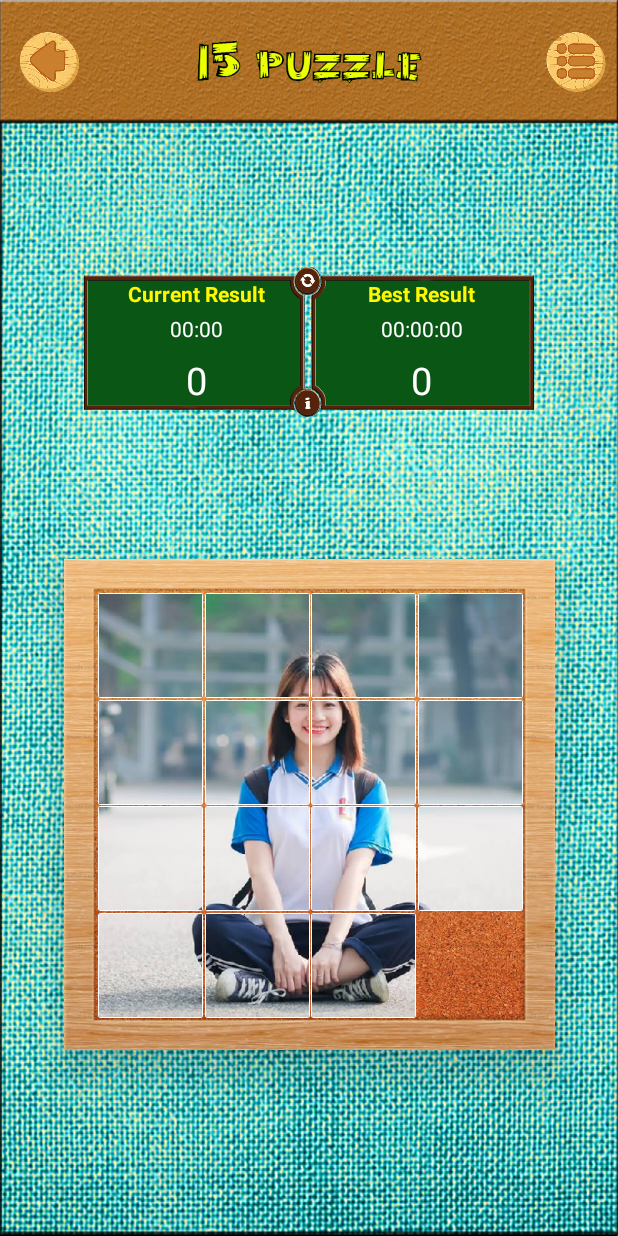
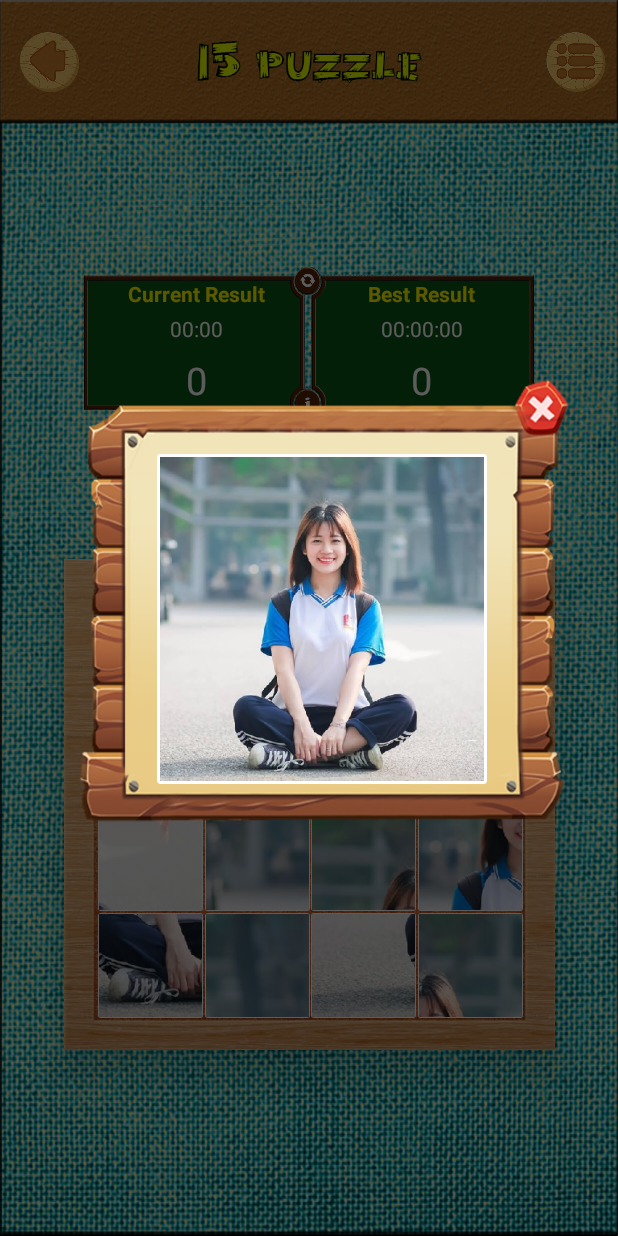
Before and after one commit to TechkidsAndroid12/1stProject-PuzzleGame, an Android app: the MainGameActivity screen opened directly, with no data from a screen before it, on a phone screen of 412 x 824 dp. Run offline under Robolectric (Android 15) with nearby library versions, the light colour scheme and no system bars; our stand-ins replace ButterKnife.

Commit message:
add custom game

```diff
--- a/15PuzzlegameTechkids/app/src/main/java/com/example/mypc/a15puzzlegametechkids/Activities/MainGameActivity.java
+++ b/15PuzzlegameTechkids/app/src/main/java/com/example/mypc/a15puzzlegametechkids/Activities/MainGameActivity.java
@@ -66,8 +66,9 @@ public class MainGameActivity extends AppCompatActivity {
     TextView tvBestResult;
     @BindView(R.id.tv_best_timer)
     TextView tvBestTimer;
-    ConstraintLayout clDielogReset;
-    View vCancelDielog, vYesDielog, vNoDielog;
+    ConstraintLayout clDielogReset, clDielogForget;
+    View vCancelDielog, vYesDielog, vNoDielog, vCancelDielogForget;
+    ImageView ivImageForget, ivCustom;
 
     Sound sound = new Sound(this);
 
@@ -91,6 +92,7 @@ public class MainGameActivity extends AppCompatActivity {
     private final int WIDTH = 4, HEIGHT = 4;
     private int numberMoving = 0;
     private int positionMainImage = 1;
+    private int[] idForgetImages = {R.drawable.imagezero, R.drawable.imageone, R.drawable.imagetwo, R.drawable.imagethree, R.drawable.tnhfour, R.drawable.tnhone, R.drawable.tnhtwo, R.drawable.imageone, R.drawable.tnhone, R.drawable.tnhtwo, 0};
     private int[][][] idIvPuzzles = {
             {
                     {R.drawable.aa, R.drawable.ab, R.drawable.ac, R.drawable.ad},
@@ -133,13 +135,14 @@ public class MainGameActivity extends AppCompatActivity {
         ButterKnife.bind(this);
         Define();
         Initialization();
+
         setupUI();
 
 
     }
 
     @RequiresApi(api = Build.VERSION_CODES.LOLLIPOP)
-    @OnClick({R.id.iv_back, R.id.tv_current_moving, R.id.tv_best_moving, R.id.cl_main_board, R.id.iv_continue, R.id.iv_newgame, R.id.iv_solve, R.id.iv_quit, R.id.cl_menu_box, R.id.iv_menu, R.id.cl_score_board, R.id.v_cancel_dielog, R.id.v_no_dielog, R.id.v_yes_dielog, R.id.v_forget, R.id.v_reset})
+    @OnClick({R.id.iv_back, R.id.tv_current_moving, R.id.tv_best_moving, R.id.cl_main_board, R.id.iv_continue, R.id.iv_newgame, R.id.iv_solve, R.id.iv_quit, R.id.cl_menu_box, R.id.iv_menu, R.id.cl_score_board, R.id.v_cancel_dielog, R.id.v_no_dielog, R.id.v_yes_dielog, R.id.v_forget, R.id.v_reset, R.id.v_cancel_dielog_forget, R.id.iv_custom})
     public void onViewClicked(View view) {
         switch (view.getId()) {
             case R.id.iv_back:
@@ -230,14 +233,40 @@ public class MainGameActivity extends AppCompatActivity {
 
             case R.id.v_forget:
                 if (turnOnSound) sound.playSound(R.raw.snapping);
+                clDielogForget.setVisibility(View.VISIBLE);
+                ivImageForget.setImageResource(idForgetImages[positionMainImage]);
+                if (firstMoving) timer.Pause();
+                onTouchable = false;
+                break;
 
+            case R.id.v_cancel_dielog_forget:
+                if (turnOnSound) sound.playSound(R.raw.snapping);
+                clDielogForget.setVisibility(View.GONE);
+                onTouchable = true;
                 break;
+            case R.id.iv_custom:
+                isChangling = false;
+                if (turnOnSound) sound.playSound(R.raw.snapping);
+                numberMoving = 0;
+                tvCurrentMoving.setText("0");
+                if (firstMoving) timer.Stop();
+
+                onTouchable = true;
+                clMenuBox.setVisibility(View.GONE);
+
+                Initialization();
+                break;
+
+
 
 
         }
     }
 
     private void Define() {
+        ivImageForget = findViewById(R.id.iv_dielog_image_forget);
+        clDielogForget = findViewById(R.id.cl_dielog__forget);
+        vCancelDielogForget = findViewById(R.id.v_cancel_dielog_forget);
         chronometer = findViewById(R.id.cr_chromometer);
         clDielogReset = findViewById(R.id.cl_dielog__reset);
         vCancelDielog = findViewById(R.id.v_cancel_dielog);
@@ -290,6 +319,7 @@ public class MainGameActivity extends AppCompatActivity {
         }
         ivPuzzle[HEIGHT - 1][WIDTH - 1].setImageDrawable(null);
         ivPuzzle[HEIGHT - 1][WIDTH - 1].setBackground(null);
+
 
 
     }
@@ -374,6 +404,7 @@ public class MainGameActivity extends AppCompatActivity {
     }
 
     private void getRandomMap() {
+        isChangling = true;
         int countTimes = 0;
         Random random = new Random();
         while (countTimes < RANDOM_TIMES) {
@@ -401,6 +432,8 @@ public class MainGameActivity extends AppCompatActivity {
     }
 
     private void setupUI() {
+        getRandomMap();
+        ivImageForget.setImageResource(idForgetImages[positionMainImage]);
         gestureDetector = new GestureDetector(this, new myGestureDetector());
 
         if (onTouchable) clMainBoard.setOnTouchListener(new View.OnTouchListener() {
--- a/15PuzzlegameTechkids/app/src/main/res/layout/activity_main_game.xml
+++ b/15PuzzlegameTechkids/app/src/main/res/layout/activity_main_game.xml
@@ -11,8 +11,8 @@
         android:id="@+id/cl_title_bar"
         android:layout_width="0dp"
         android:layout_height="0dp"
+        android:background="@drawable/titlebar"
         android:elevation="15dp"
-        android:background="@drawable/titlebar"
         app:layout_constraintBottom_toTopOf="@+id/gl_10_percent"
         app:layout_constraintEnd_toEndOf="parent"
         app:layout_constraintStart_toStartOf="parent"
@@ -75,9 +75,9 @@
         android:layout_marginEnd="0dp"
         android:layout_marginStart="0dp"
         android:layout_marginTop="0dp"
+        android:background="@drawable/darkerbackground"
         android:elevation="50dp"
         android:visibility="gone"
-        android:background="@drawable/darkerbackground"
         app:layout_constraintBottom_toBottomOf="parent"
         app:layout_constraintEnd_toEndOf="parent"
         app:layout_constraintStart_toStartOf="parent"
@@ -141,11 +141,64 @@
     </android.support.constraint.ConstraintLayout>
 
     <android.support.constraint.ConstraintLayout
+        android:id="@+id/cl_dielog__forget"
+        android:layout_width="0dp"
+        android:layout_height="0dp"
+        android:layout_marginBottom="0dp"
+        android:layout_marginEnd="0dp"
+        android:layout_marginStart="0dp"
+        android:layout_marginTop="0dp"
+        android:background="@drawable/darkerbackground"
+        android:elevation="50dp"
+        android:visibility="visible"
+        app:layout_constraintBottom_toBottomOf="parent"
+        app:layout_constraintEnd_toEndOf="parent"
+        app:layout_constraintStart_toStartOf="parent"
+        app:layout_constraintTop_toTopOf="parent">
+
+        <android.support.constraint.ConstraintLayout
+            android:id="@+id/cl_dielog_main_forget"
+            android:layout_width="350dp"
+            android:layout_height="350dp"
+
+
+            android:background="@drawable/dielogforget"
+            app:layout_constraintBottom_toBottomOf="parent"
+            app:layout_constraintEnd_toEndOf="parent"
+            app:layout_constraintStart_toStartOf="parent"
+            app:layout_constraintTop_toTopOf="parent">
+
+            <View
+                android:id="@+id/v_cancel_dielog_forget"
+                android:layout_width="80dp"
+                android:layout_height="80dp"
+
+                app:layout_constraintEnd_toEndOf="parent"
+                app:layout_constraintTop_toTopOf="parent" />
+
+
+            <ImageView
+                android:id="@+id/iv_dielog_image_forget"
+                android:layout_width="220dp"
+                android:layout_height="220dp"
+                android:layout_marginStart="16dp"
+                android:background="@drawable/border2"
+                app:layout_constraintBottom_toBottomOf="parent"
+                app:layout_constraintEnd_toEndOf="parent"
+                app:layout_constraintStart_toStartOf="parent"
+                app:layout_constraintTop_toTopOf="parent"
+                app:srcCompat="@drawable/imagezero" />
+
+
+        </android.support.constraint.ConstraintLayout>
+    </android.support.constraint.ConstraintLayout>
+
+    <android.support.constraint.ConstraintLayout
         android:id="@+id/cl_score_board"
         android:layout_width="300dp"
         android:layout_height="100dp"
+        android:background="@drawable/highscoreboardinblue"
         android:elevation="15dp"
-        android:background="@drawable/highscoreboardinblue"
         app:layout_constraintBottom_toTopOf="@+id/cl_main_board"
         app:layout_constraintEnd_toEndOf="parent"
         app:layout_constraintStart_toStartOf="parent"
@@ -494,7 +547,7 @@
             <ImageView
                 android:id="@+id/iv_continue"
                 android:layout_width="200dp"
-                android:layout_height="50dp"
+                android:layout_height="45dp"
                 android:layout_marginBottom="4dp"
                 app:layout_constraintBottom_toTopOf="@+id/iv_newgame"
                 app:layout_constraintEnd_toEndOf="parent"
@@ -504,7 +557,7 @@
             <ImageView
                 android:id="@+id/iv_newgame"
                 android:layout_width="200dp"
-                android:layout_height="50dp"
+                android:layout_height="45dp"
                 android:layout_marginBottom="4dp"
                 app:layout_constraintBottom_toTopOf="@+id/gl_50_percent"
                 app:layout_constraintEnd_toEndOf="parent"
@@ -514,7 +567,7 @@
             <ImageView
                 android:id="@+id/iv_solve"
                 android:layout_width="200dp"
-                android:layout_height="50dp"
+                android:layout_height="45dp"
                 android:layout_marginTop="4dp"
                 app:layout_constraintEnd_toEndOf="parent"
                 app:layout_constraintStart_toStartOf="parent"
@@ -524,11 +577,11 @@
             <ImageView
                 android:id="@+id/iv_quit"
                 android:layout_width="200dp"
-                android:layout_height="50dp"
+                android:layout_height="45dp"
                 android:layout_marginTop="8dp"
                 app:layout_constraintEnd_toEndOf="parent"
                 app:layout_constraintStart_toStartOf="parent"
-                app:layout_constraintTop_toBottomOf="@+id/iv_solve"
+                app:layout_constraintTop_toBottomOf="@+id/iv_custom"
                 app:srcCompat="@drawable/btnquit" />
 
             <android.support.constraint.Guideline
@@ -536,7 +589,18 @@
                 android:layout_width="wrap_content"
                 android:layout_height="wrap_content"
                 android:orientation="horizontal"
-                app:layout_constraintGuide_percent="0.5" />
+                app:layout_constraintGuide_percent="0.4" />
+
+            <ImageView
+                android:id="@+id/iv_custom"
+                android:layout_width="200dp"
+                android:layout_height="45dp"
+
+                android:layout_marginTop="8dp"
+                app:layout_constraintEnd_toEndOf="parent"
+                app:layout_constraintStart_toStartOf="parent"
+                app:layout_constraintTop_toBottomOf="@+id/iv_solve"
+                app:srcCompat="@drawable/customgamebtn" />
         </android.support.constraint.ConstraintLayout>
     </android.support.constraint.ConstraintLayout>
 
```
Also changed, not shown: 15PuzzlegameTechkids/app/src/main/res/drawable/btnback.png (deleted), 15PuzzlegameTechkids/app/src/main/res/drawable/btncheck.png (deleted), 15PuzzlegameTechkids/app/src/main/res/drawable/customgamebtn.png (added), 15PuzzlegameTechkids/app/src/main/res/drawable/dielogforget.png (added).
